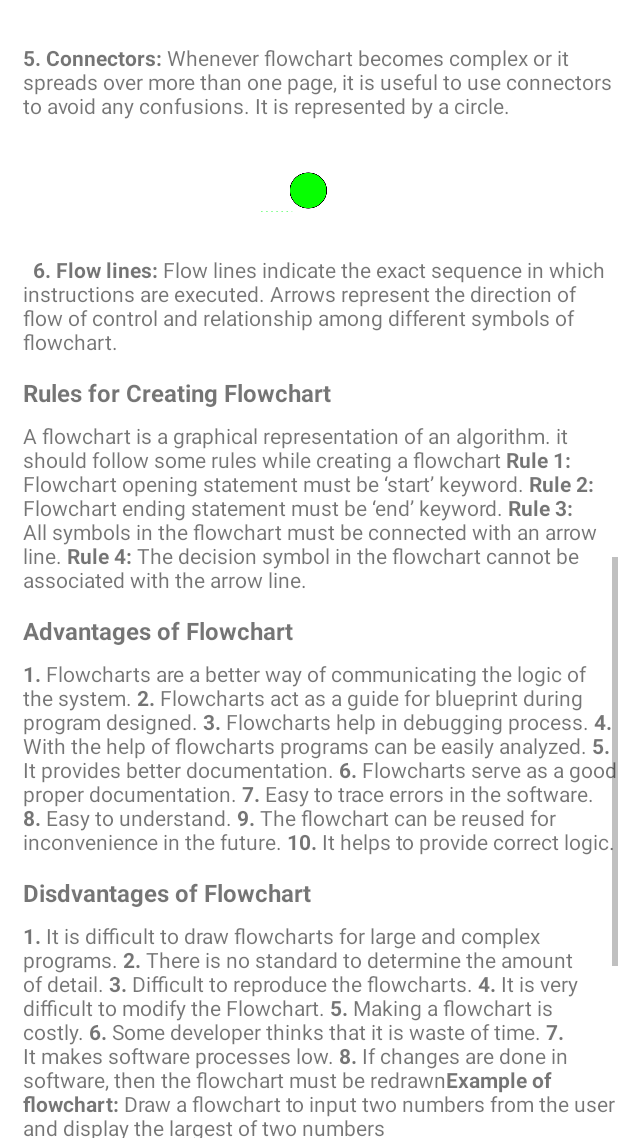
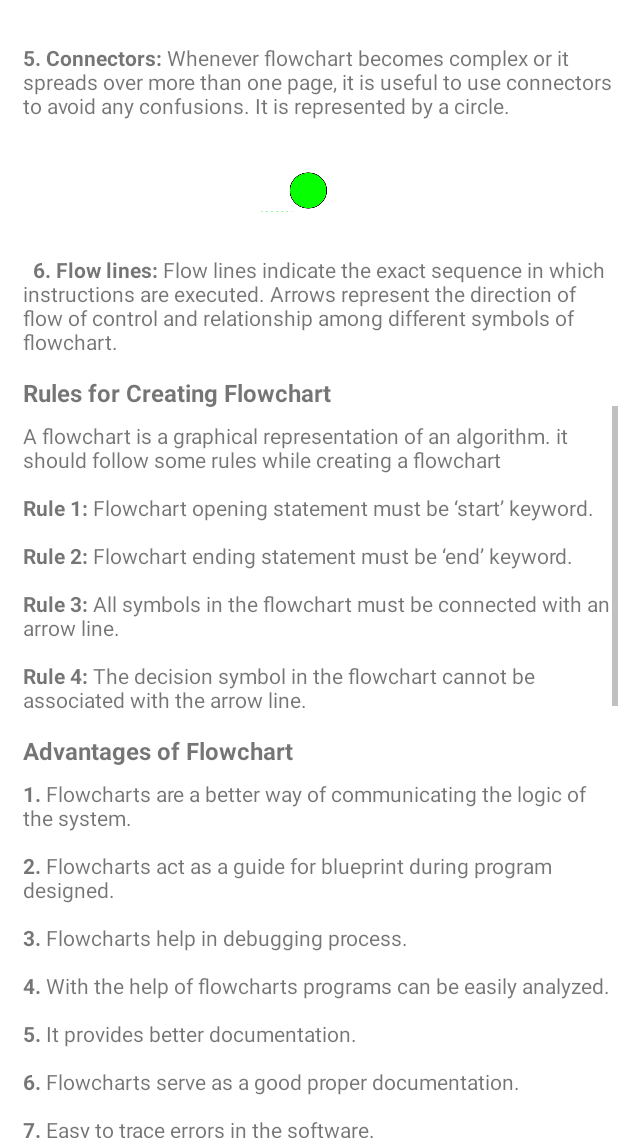
Before and after one commit to Abisayo1/eNursing, an Android app: the Learn screen opened directly, with no data from a screen before it, scrolled down 1074 dp, on a phone screen of 412 x 824 dp, the part 98-1236 px from its top. Run offline under Robolectric (Android 15) with nearby library versions, the phone set to English and light mode, and no system bars.

Commit message:
Completed note on flowchart

```diff
--- a/app/src/main/java/com/abisayo/computerize1/Learn.kt
+++ b/app/src/main/java/com/abisayo/computerize1/Learn.kt
@@ -55,10 +55,18 @@ class Learn : AppCompatActivity() {
 
                 R.id.profile ->  {intent = Intent(this, Profile::class.java)
                     startActivity(intent)
-                    finish()
                 }
 
                 R.id.flow -> scrollToView(binding.scroll, binding.title)
+                R.id.element -> scrollToView(binding.scroll, binding.subtitle)
+                R.id.rules -> scrollToView(binding.scroll, binding.ruleFlow)
+                R.id.adv -> scrollToView(binding.scroll, binding.flowAdv)
+                R.id.dis -> scrollToView(binding.scroll, binding.flowDis)
+
+                R.id.quiz ->  {intent = Intent(this, Quiz::class.java)
+                    startActivity(intent)
+
+                }
 
 
             }
--- a/app/src/main/res/layout/activity_learn.xml
+++ b/app/src/main/res/layout/activity_learn.xml
@@ -215,6 +215,7 @@
             android:layout_width="wrap_content"
             android:layout_height="wrap_content"
             android:layout_marginTop="60dp"
+            android:layout_marginBottom="20dp"
             android:backgroundTint="#124BCD"
             android:text="Take Assessment"
             android:textAllCaps="false"
@@ -310,8 +311,9 @@
 
         <ImageView
             android:id="@+id/example_img"
-            android:layout_width="200dp"
-            android:layout_height="200dp"
+            android:layout_width="500dp"
+            android:layout_height="500dp"
+            app:flow_horizontalAlign="center"
             android:layout_marginTop="12dp"
             android:src="@drawable/flowchart_diagram"
             app:layout_constraintEnd_toEndOf="parent"
--- a/app/src/main/res/menu/nav_menu.xml
+++ b/app/src/main/res/menu/nav_menu.xml
@@ -24,8 +24,20 @@
                 android:title="Flowchart"/>
 
             <item
-                android:id="@+id/example"
-                android:title="Types"/>
+                android:id="@+id/element"
+                android:title="Elements of Flowchart"/>
+
+            <item
+                android:id="@+id/rules"
+                android:title="Rules of Flowchart"/>
+
+            <item
+                android:id="@+id/adv"
+                android:title="Advantages"/>
+
+            <item
+                android:id="@+id/dis"
+                android:title="Disadvantages"/>
 
             <item
                 android:id="@+id/quiz"
--- a/app/src/main/res/values/strings.xml
+++ b/app/src/main/res/values/strings.xml
@@ -9,7 +9,7 @@
     <string name="decision"><b>4. Decision:</b> Diamond symbol represents a decision point. Decision based operations such as yes/no question or true/false are indicated by diamond in flowchart. "</string>
     <string name="connectors"><b>5. Connectors:</b> Whenever flowchart becomes complex or it spreads over more than one page, it is useful to use connectors to avoid any confusions. It is represented by a circle. "</string>
     <string name="flowline"> <b> 6. Flow lines:</b> Flow lines indicate the exact sequence in which instructions are executed. Arrows represent the direction of flow of control and relationship among different symbols of flowchart. "</string>
-    <string name="rules_flow">A flowchart is a graphical representation of an algorithm. it should follow some rules while creating a flowchart <br></br><br></br><b>Rule 1:</b> Flowchart opening statement must be ‘start’ keyword. <br></br><br></br><b>Rule 2:</b> Flowchart ending statement must be ‘end’ keyword. <br></br><br></br><b>Rule 3:</b> All symbols in the flowchart must be connected with an arrow line. <br></br><br></br><b>Rule 4:</b> The decision symbol in the flowchart cannot be associated with the arrow line.</string>
-    <string name="advantages_flow"><b>1.</b> Flowcharts are a better way of communicating the logic of the system. <br></br><br></br><b>2.</b> Flowcharts act as a guide for blueprint during program designed. <br></br><br></br><b>3.</b> Flowcharts help in debugging process. <br></br><br></br><b>4.</b> With the help of flowcharts programs can be easily analyzed. <br></br><br></br><b>5.</b> It provides better documentation. <br></br><br></br><b>6.</b> Flowcharts serve as a good proper documentation. <br></br><br></br><b>7.</b> Easy to trace errors in the software. <br></br><br></br><b>8.</b> Easy to understand. <br></br><br></br><b>9.</b> The flowchart can be reused for inconvenience in the future. <br></br><br></br><b>10.</b> It helps to provide correct logic.</string>
-    <string name="disadvantages_flow"><b>1.</b> It is difficult to draw flowcharts for large and complex programs. <br></br><br></br><b>2.</b> There is no standard to determine the amount of detail. <br></br><br></br><b>3.</b> Difficult to reproduce the flowcharts. <br></br><br></br><b>4.</b> It is very difficult to modify the Flowchart. <br></br><br></br><b>5.</b> Making a flowchart is costly. <br></br><br></br><b>6.</b> Some developer thinks that it is waste of time. <br></br><br></br><b>7.</b> It makes software processes low. <br></br><br></br><b>8.</b> If changes are done in software, then the flowchart must be redrawn<br></br><br></br><b>Example of flowchart:</b> Draw a flowchart to input two numbers from the user and display the largest of two numbers  </string>
+    <string name="rules_flow">A flowchart is a graphical representation of an algorithm. it should follow some rules while creating a flowchart \n\n<b>Rule 1:</b> Flowchart opening statement must be ‘start’ keyword. \n\n<b>Rule 2:</b> Flowchart ending statement must be ‘end’ keyword. \n\n<b>Rule 3:</b> All symbols in the flowchart must be connected with an arrow line. \n\n<b>Rule 4:</b> The decision symbol in the flowchart cannot be associated with the arrow line.</string>
+    <string name="advantages_flow"><b>1.</b> Flowcharts are a better way of communicating the logic of the system. \n\n<b>2.</b> Flowcharts act as a guide for blueprint during program designed. \n\n<b>3.</b> Flowcharts help in debugging process. \n\n<b>4.</b> With the help of flowcharts programs can be easily analyzed. \n\n<b>5.</b> It provides better documentation. \n\n<b>6.</b> Flowcharts serve as a good proper documentation. \n\n<b>7.</b> Easy to trace errors in the software. \n\n<b>8.</b> Easy to understand. \n\n<b>9.</b> The flowchart can be reused for inconvenience in the future. \n\n<b>10.</b> It helps to provide correct logic.</string>
+    <string name="disadvantages_flow"><b>1.</b> It is difficult to draw flowcharts for large and complex programs. \n\n<b>2.</b> There is no standard to determine the amount of detail. \n\n<b>3.</b> Difficult to reproduce the flowcharts. \n\n<b>4.</b> It is very difficult to modify the Flowchart. \n\n<b>5.</b> Making a flowchart is costly. \n\n<b>6.</b> Some developer thinks that it is waste of time. \n\n<b>7.</b> It makes software processes low. \n\n<b>8.</b> If changes are done in software, then the flowchart must be redrawn\n\n<b>Example of flowchart:</b> Draw a flowchart to input two numbers from the user and display the largest of two numbers  </string>
 </resources>
```
